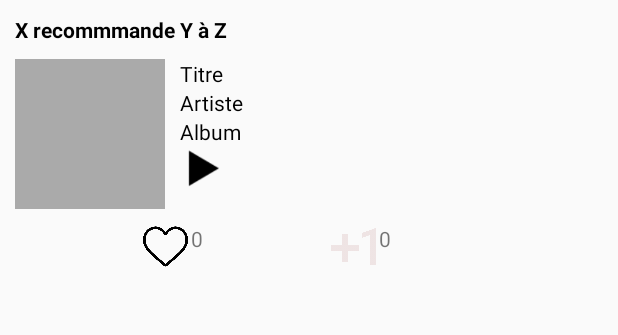
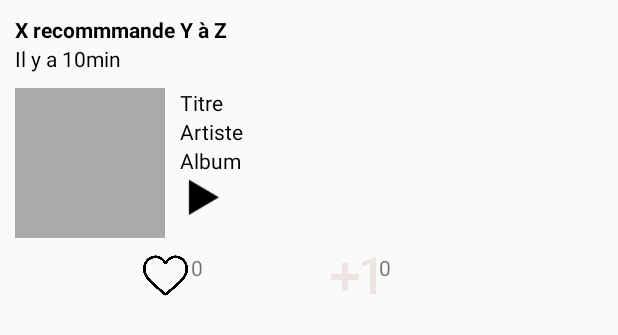
Before and after one commit to elplauto/R_FRIEND, an Android app: the layout recommandation_model.xml on its own in the app's theme, with its tools: preview values and no code run, on a phone screen of 412 x 824 dp. Shown: the top 335 px of the screen. Run offline under Robolectric (Android 15) with nearby library versions, the phone set to English and light mode, and no system bars.

Commit message:
Affichage des dates / Tri du flux par ordre chronologique

```diff
--- a/app/src/main/java/com/pts3/r_friend/AlbumRecom.java
+++ b/app/src/main/java/com/pts3/r_friend/AlbumRecom.java
@@ -20,8 +20,8 @@ public class AlbumRecom extends Recommandation {
     private String idAlbum;
 
 
-    public AlbumRecom(String idRecommandation, String destinataire, String emetteur, String picture, List<String> likingUsers, List<String> supportingUsers, String artiste, Integer nbTracks, String titre, String idAlbum) {
-        super(idRecommandation, destinataire, emetteur, picture, likingUsers, supportingUsers);
+    public AlbumRecom(String idRecommandation,  Long dateRecommandation, String destinataire, String emetteur, String picture, List<String> likingUsers, List<String> supportingUsers, String artiste, Integer nbTracks, String titre, String idAlbum) {
+        super(idRecommandation, dateRecommandation, destinataire, emetteur, picture, likingUsers, supportingUsers);
         this.artiste = artiste;
         this.nbTracks = nbTracks;
         this.titre = titre;
--- a/app/src/main/java/com/pts3/r_friend/ArtisteRecom.java
+++ b/app/src/main/java/com/pts3/r_friend/ArtisteRecom.java
@@ -19,8 +19,8 @@ public class ArtisteRecom extends Recommandation {
     private String nom;
     private Integer nbAlbums;
 
-    public ArtisteRecom(String idRecommandation, String destinataire, String emetteur, String picture, List<String> likingUsers, List<String> supportingUsers, String nom, Integer nbAlbums) {
-        super(idRecommandation, destinataire, emetteur, picture, likingUsers, supportingUsers);
+    public ArtisteRecom(String idRecommandation,  Long dateRecommandation, String destinataire, String emetteur, String picture, List<String> likingUsers, List<String> supportingUsers, String nom, Integer nbAlbums) {
+        super(idRecommandation, dateRecommandation, destinataire, emetteur, picture, likingUsers, supportingUsers);
         this.nom = nom;
         this.nbAlbums = nbAlbums;
     }
--- a/app/src/main/java/com/pts3/r_friend/CreationRecommandationActivity.java
+++ b/app/src/main/java/com/pts3/r_friend/CreationRecommandationActivity.java
@@ -328,7 +328,7 @@ public class CreationRecommandationActivity extends AppCompatActivity {
             recommandation.child("idMorceau").setValue(morceau.getId());
             recommandation.child("likingUsers");
             recommandation.child("supportingUsers");
-            recommandation.child("dateRecommandation").setValue(new GregorianCalendar().getTime().toString());
+            recommandation.child("dateRecommandation").setValue(System.currentTimeMillis());
         } else if (spinner.getSelectedItem().toString().equals("Album")) {
             Album album = (Album) recommandable;
             ajouterAlbum(album);
@@ -338,7 +338,7 @@ public class CreationRecommandationActivity extends AppCompatActivity {
             recommandation.child("idAlbum").setValue(album.getId());
             recommandation.child("likingUsers");
             recommandation.child("supportingUsers");
-            recommandation.child("dateRecommandation").setValue(new GregorianCalendar().getTime().toString());
+            recommandation.child("dateRecommandation").setValue(System.currentTimeMillis());
         } else if (spinner.getSelectedItem().toString().equals("Artiste")) {
             Artiste artiste = (Artiste) recommandable;
             ajouterArtiste(artiste);
@@ -348,7 +348,7 @@ public class CreationRecommandationActivity extends AppCompatActivity {
             recommandation.child("idArtiste").setValue(artiste.getId());
             recommandation.child("likingUsers");
             recommandation.child("supportingUsers");
-            recommandation.child("dateRecommandation").setValue(new GregorianCalendar().getTime().toString());
+            recommandation.child("dateRecommandation").setValue(System.currentTimeMillis());
         }
         Toast.makeText(getApplicationContext(), "Votre recommandation a bien été créée", Toast.LENGTH_SHORT).show();
         finish();
--- a/app/src/main/java/com/pts3/r_friend/MorceauRecom.java
+++ b/app/src/main/java/com/pts3/r_friend/MorceauRecom.java
@@ -10,8 +10,8 @@ public class MorceauRecom extends Recommandation {
     private String nomAlbum;
     private String idMorceau;
 
-    public MorceauRecom(String idRecommandation,String destinataire, String emetteur, String picture, List<String> likingUsers, List<String> supportingUsers, String artiste, String duree, String titre, String nomAlbum, String idMorceau) {
-        super(idRecommandation, destinataire, emetteur, picture, likingUsers, supportingUsers);
+    public MorceauRecom(String idRecommandation,  Long dateRecommandation, String destinataire, String emetteur, String picture, List<String> likingUsers, List<String> supportingUsers, String artiste, String duree, String titre, String nomAlbum, String idMorceau) {
+        super(idRecommandation, dateRecommandation, destinataire, emetteur, picture, likingUsers, supportingUsers);
         this.artiste = artiste;
         this.duree = duree;
         this.titre = titre;
--- a/app/src/main/res/layout/recommandation_model.xml
+++ b/app/src/main/res/layout/recommandation_model.xml
@@ -2,19 +2,27 @@
 <RelativeLayout xmlns:android="http://schemas.android.com/apk/res/android" xmlns:tools="http://schemas.android.com/tools" android:layout_width="match_parent" android:layout_height="match_parent" android:padding="10dp" >
 
     <TextView
-        android:id="@+id/emetteur_destinataire"
+    android:id="@+id/emetteur_destinataire"
+    android:textColor="@android:color/black"
+    android:layout_width="wrap_content"
+    android:layout_height="wrap_content"
+    android:textStyle="bold"
+    android:text="X recommmande Y à Z" />
+
+    <TextView
+        android:id="@+id/date"
         android:textColor="@android:color/black"
         android:layout_width="wrap_content"
         android:layout_height="wrap_content"
-        android:textStyle="bold"
-        android:text="X recommmande Y à Z" />
+        android:layout_below="@+id/emetteur_destinataire"
+        android:text="Il y a 10min" />
 
     <ImageView
         android:id="@+id/imageRecommandation"
         android:layout_width="100dp"
         android:layout_height="100dp"
         android:layout_marginTop="10dp"
-        android:layout_below="@id/emetteur_destinataire"
+        android:layout_below="@id/date"
         tools:background="#AAA" />
 
     <TextView
```
Also changed, not shown: app/src/main/java/com/pts3/r_friend/MainActivity.java (+21 -5 lines), app/src/main/java/com/pts3/r_friend/Recommandation.java (+10 -1 lines), app/src/main/java/com/pts3/r_friend/RecommandationAdapter.java (+22 -6 lines).
